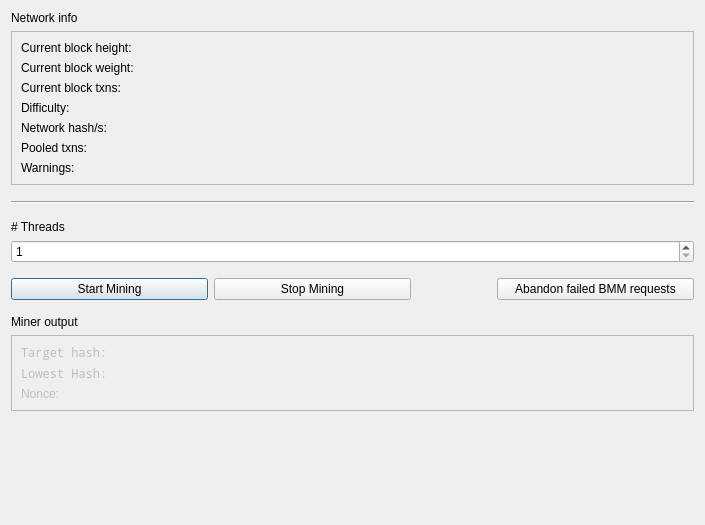
Old version of the form src/qt/forms/miningdialog.ui in the repository torkelrogstad/mainchain.
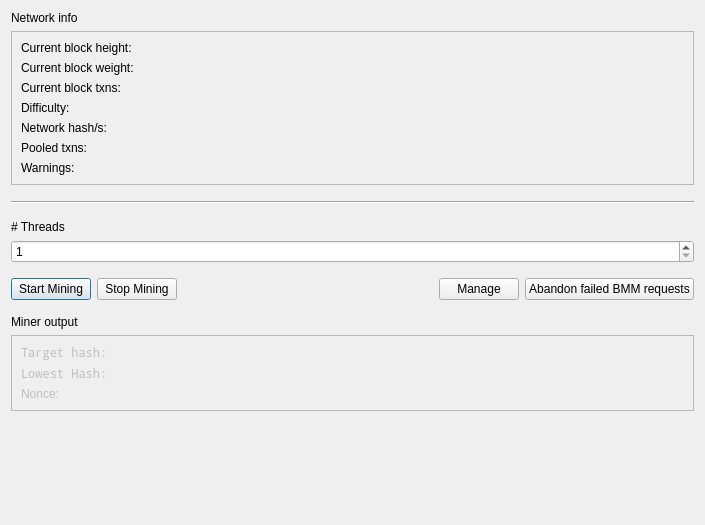
New version of the form. Icons and pictures are not drawn.

Commit message: Add a miner management button to mining dialog

Diff of the .ui file:
```diff
--- a/src/qt/forms/miningdialog.ui
+++ b/src/qt/forms/miningdialog.ui
@@ -162,6 +162,12 @@
       </property>
       <item>
        <widget class="QPushButton" name="pushButtonStartMining">
+        <property name="sizePolicy">
+         <sizepolicy hsizetype="Maximum" vsizetype="Fixed">
+          <horstretch>0</horstretch>
+          <verstretch>0</verstretch>
+         </sizepolicy>
+        </property>
         <property name="text">
          <string>Start Mining</string>
         </property>
@@ -173,6 +179,12 @@
       </item>
       <item>
        <widget class="QPushButton" name="pushButtonStopMining">
+        <property name="sizePolicy">
+         <sizepolicy hsizetype="Maximum" vsizetype="Fixed">
+          <horstretch>0</horstretch>
+          <verstretch>0</verstretch>
+         </sizepolicy>
+        </property>
         <property name="text">
          <string>Stop Mining</string>
         </property>
@@ -184,7 +196,7 @@
          <enum>Qt::Horizontal</enum>
         </property>
         <property name="sizeType">
-         <enum>QSizePolicy::Fixed</enum>
+         <enum>QSizePolicy::MinimumExpanding</enum>
         </property>
         <property name="sizeHint" stdset="0">
          <size>
@@ -194,8 +206,25 @@
         </property>
        </spacer>
       </item>
+      <item>
+       <widget class="QPushButton" name="pushButtonManage">
+        <property name="text">
+         <string>Manage</string>
+        </property>
+        <property name="icon">
+         <iconset resource="../drivenet.qrc">
+          <normaloff>:/icons/options</normaloff>:/icons/options</iconset>
+        </property>
+       </widget>
+      </item>
       <item>
        <widget class="QPushButton" name="pushButtonAbandonBMM">
+        <property name="sizePolicy">
+         <sizepolicy hsizetype="Maximum" vsizetype="Fixed">
+          <horstretch>0</horstretch>
+          <verstretch>0</verstretch>
+         </sizepolicy>
+        </property>
         <property name="text">
          <string>Abandon failed BMM requests</string>
         </property>
```
The commit also changes 11 other files.
